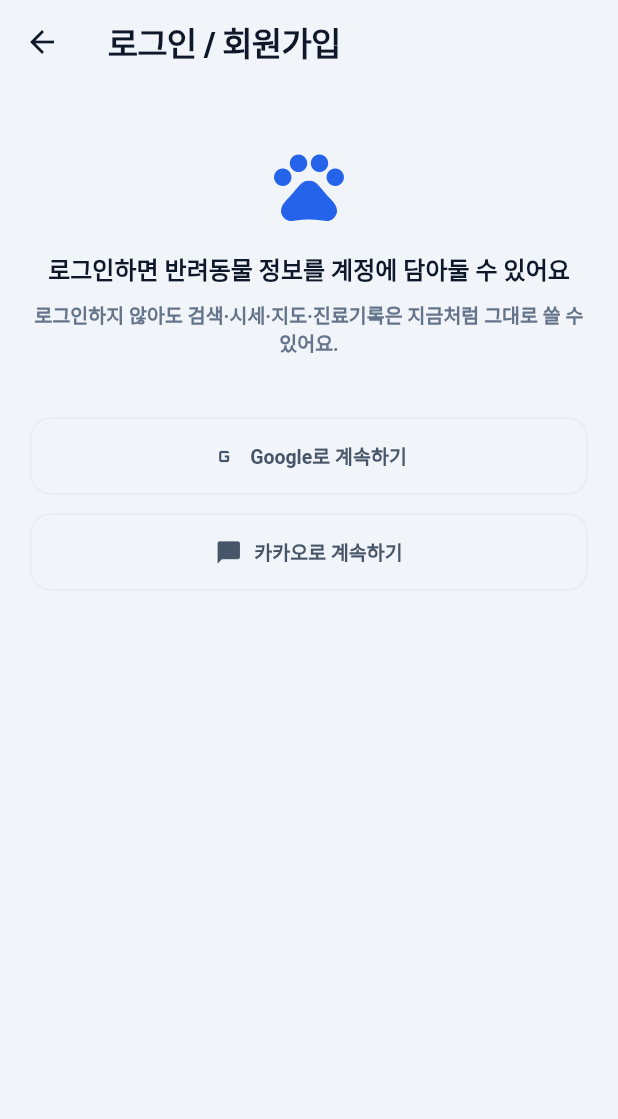
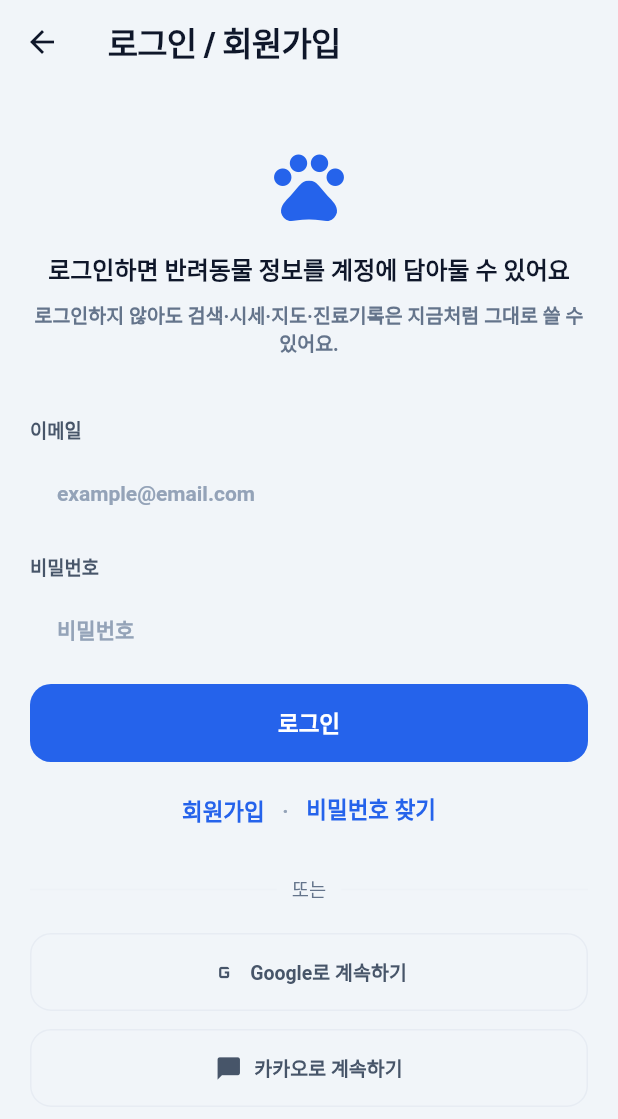
Before and after one commit to feelio1/godho, a Flutter app: the LoginScreen screen opened directly, on a phone screen of 412 x 824 dp. Shown: the top 1119 px of the screen. Run offline on Flutter 3.47's test engine with Material 3 defaults, Android fonts, the phone set to English and light mode, and no system bars; our stand-ins replace cloud_firestore, firebase_auth, firebase_core, firebase_storage, flutter_local_notifications, flutter_riverpod and 9 more; missing offline and left inert: kakao_flutter_sdk_common, kakao_flutter_sdk_user, kakao_map_sdk; accounts and stored records are empty; Roboto replaces fonts that are missing (Gothic A1).

Commit message:
자체(이메일) 회원가입 + 로그인 + 비밀번호 재설정 추가
기존 구글/카카오/애플 소셜 로그인 옆에 이메일/비밀번호 자체 가입을
추가했다. 이메일 인증은 넣지 않고 가입 즉시 로그인 상태로 이어지며,
성별·연령대(필수) → 반려동물 등록(필수) 가입 플로우는 소셜 가입과
완전히 공유한다.

- AuthRepository에 signUpWithEmail/signInWithEmail/updateDisplayName/
  sendPasswordResetEmail 추가
- LoginType에 "email" 추가(providerId "password" → email로 매핑)
- 성별·연령대 입력 화면(SignupAgeGenderScreen)을 모든 신규 가입(소셜
  포함) 공통으로 필수화 — "건너뛰기" 제거, 통계 동의만 선택 유지.
  기존 사용자 소급 강제는 없음(로그인 경로는 이 화면을 거치지 않음)
- 로그인 화면에 이메일/비밀번호 입력 + "회원가입"/"비밀번호 찾기"
  진입점 추가
- SignupEmailScreen(가입 1단계), PasswordResetScreen(비밀번호 재설정)
  신규 화면 추가
- FirebaseAuth 에러 코드 → 한국어 안내 매핑(authErrorMessage) 추가,
  크래시 없이 항상 문자열로 수렴

Co-Authored-By: Claude Sonnet 5 <noreply@anthropic.com>
Claude-Session: https://claude.ai/code/session_017CJKa53pizpM2BPi36Jf6i

```diff
--- a/lib/data/auth_repository.dart
+++ b/lib/data/auth_repository.dart
@@ -113,6 +113,31 @@ class AuthRepository {
 
   bool get isAppleSignInSupported => Platform.isIOS;
 
+  /// 자체(이메일/비밀번호) 회원가입 — 이메일 인증 없이 가입 즉시 로그인
+  /// 상태가 된다("자체 회원가입·로그인·비밀번호 재설정" 지시서 1-1).
+  /// 에러(이미 가입된 이메일, 약한 비밀번호 등)는 [FirebaseAuthException]
+  /// 그대로 던져 호출부가 한국어 메시지로 바꿔 보여준다.
+  Future<UserCredential> signUpWithEmail(String email, String password) async {
+    return _auth.createUserWithEmailAndPassword(email: email, password: password);
+  }
+
+  /// 자체(이메일/비밀번호) 로그인.
+  Future<UserCredential> signInWithEmail(String email, String password) async {
+    return _auth.signInWithEmailAndPassword(email: email, password: password);
+  }
+
+  /// 가입 직후 입력한 이름(닉네임)을 `displayName`으로 설정한다 — 홈의
+  /// "○○님" 표시에 그대로 쓰인다(지시서 1-1).
+  Future<void> updateDisplayName(String name) async {
+    await _auth.currentUser?.updateDisplayName(name);
+  }
+
+  /// 비밀번호 재설정 메일 발송 — 메일 템플릿은 Firebase 콘솔 기본값을
+  /// 그대로 쓴다(지시서 2).
+  Future<void> sendPasswordResetEmail(String email) async {
+    await _auth.sendPasswordResetEmail(email: email);
+  }
+
   Future<void> signOut() async {
     await _auth.signOut();
     try {
--- a/lib/models/app_user.dart
+++ b/lib/models/app_user.dart
@@ -1,11 +1,12 @@
 import 'package:cloud_firestore/cloud_firestore.dart';
 
-/// 소셜 로그인에 실제로 쓰인 제공자 — 어떤 값으로 로그인했는지는 계정
-/// 복구·문의 대응에 필요해 저장해 둔다.
+/// 실제로 쓰인 로그인 수단(소셜 3종 + 자체 이메일/비밀번호) — 어떤
+/// 값으로 로그인했는지는 계정 복구·문의 대응에 필요해 저장해 둔다.
 enum LoginType {
   google,
   kakao,
-  apple;
+  apple,
+  email;
 
   static LoginType fromFirestore(String? value) => LoginType.values.firstWhere(
         (e) => e.name == value,
@@ -13,8 +14,10 @@ enum LoginType {
       );
 }
 
-/// 가입 플로우에서 선택 입력하는 나이대. 과장·유도 없이 "또래 반려인
+/// 가입 플로우(신규 가입 전부 필수 — "자체 회원가입·로그인·비밀번호
+/// 재설정" 지시서 3)에서 입력받는 나이대. 과장·유도 없이 "또래 반려인
 /// 기준" 문구에만 쓰이는 순수 통계용 구간이다(펫클 2단계 지시서 3-1).
+/// 이미 가입된 기존 사용자는 이 값이 비어 있을 수 있다(소급 강제 안 함).
 enum AgeGroup {
   teens('10대'),
   twenties('20대'),
@@ -35,8 +38,10 @@ enum AgeGroup {
   }
 }
 
-/// 가입 플로우에서 선택 입력하는 성별 — "선택 안 함"을 동등한 선택지로
-/// 둔다(입력 강요 금지).
+/// 가입 플로우에서 입력받는 성별. 신규 가입 화면([SignupAgeGenderScreen])
+/// 은 남/여 중 하나를 필수로 고르게 하지만("자체 회원가입·로그인·
+/// 비밀번호 재설정" 지시서 3), 모델 자체는 과거 데이터와의 호환을 위해
+/// `unspecified`도 유효한 값으로 남겨 둔다.
 enum Gender {
   male('남'),
   female('여'),
--- a/lib/screens/login_screen.dart
+++ b/lib/screens/login_screen.dart
@@ -8,7 +8,10 @@ import '../data/auth_repository.dart';
 import '../providers/auth_provider.dart';
 import '../theme/app_colors.dart';
 import '../theme/app_dimens.dart';
+import '../utils/auth_error_message.dart';
+import 'password_reset_screen.dart';
 import 'signup_age_gender_screen.dart';
+import 'signup_email_screen.dart';
 
 /// 로그인/회원가입 진입 화면(펫클 2단계 지시서 1, 4) — 홈 메뉴에서 진입.
 /// 게이팅이 아니라 "테스트 가능한 진입점"이라, 로그인하지 않고 뒤로
@@ -26,10 +29,52 @@ class LoginScreen extends ConsumerStatefulWidget {
   ConsumerState<LoginScreen> createState() => _LoginScreenState();
 }
 
-enum _Provider { google, kakao, apple }
+enum _Provider { google, kakao, apple, email }
 
 class _LoginScreenState extends ConsumerState<LoginScreen> {
   _Provider? _loading;
+  final _emailController = TextEditingController();
+  final _passwordController = TextEditingController();
+
+  @override
+  void dispose() {
+    _emailController.dispose();
+    _passwordController.dispose();
+    super.dispose();
+  }
+
+  Future<void> _handleEmailLogin() async {
+    final email = _emailController.text.trim();
+    final password = _passwordController.text;
+    if (email.isEmpty || password.isEmpty) {
+      _showError('이메일과 비밀번호를 입력해주세요');
+      return;
+    }
+    setState(() => _loading = _Provider.email);
+    try {
+      final repo = ref.read(authRepositoryProvider);
+      final credential = await repo.signInWithEmail(email, password);
+      await _afterSignedIn(credential.user);
+    } on FirebaseAuthException catch (e) {
+      _showError(authErrorMessage(e));
+    } catch (e) {
+      _showError('잠시 후 다시 시도해주세요');
+    } finally {
+      if (mounted) setState(() => _loading = null);
+    }
+  }
+
+  void _openSignupEmail() {
+    Navigator.of(context).push(
+      MaterialPageRoute(builder: (_) => const SignupEmailScreen()),
+    );
+  }
+
+  void _openPasswordReset() {
+    Navigator.of(context).push(
+      MaterialPageRoute(builder: (_) => const PasswordResetScreen()),
+    );
+  }
 
   Future<void> _handleGoogle() async {
     setState(() => _loading = _Provider.google);
@@ -115,7 +160,7 @@ class _LoginScreenState extends ConsumerState<LoginScreen> {
     return Scaffold(
       appBar: AppBar(title: const Text('로그인 / 회원가입')),
       body: SafeArea(
-        child: Padding(
+        child: SingleChildScrollView(
           padding: const EdgeInsets.all(AppSpacing.page),
           child: Column(
             crossAxisAlignment: CrossAxisAlignment.stretch,
@@ -135,6 +180,67 @@ class _LoginScreenState extends ConsumerState<LoginScreen> {
                 style: TextStyle(fontSize: 13, color: AppColors.textSecondary),
               ),
               const SizedBox(height: AppSpacing.section * 2),
+              const Text('이메일', style: TextStyle(fontSize: 12.5, fontWeight: FontWeight.w800, color: AppColors.textLabel)),
+              const SizedBox(height: 8),
+              TextField(
+                controller: _emailController,
+                keyboardType: TextInputType.emailAddress,
+                textInputAction: TextInputAction.next,
+                enabled: _loading == null,
+                decoration: const InputDecoration(hintText: 'example@email.com'),
+              ),
+              const SizedBox(height: AppSpacing.formField),
+              const Text('비밀번호', style: TextStyle(fontSize: 12.5, fontWeight: FontWeight.w800, color: AppColors.textLabel)),
+              const SizedBox(height: 8),
+              TextField(
+                controller: _passwordController,
+                obscureText: true,
+                textInputAction: TextInputAction.done,
+                enabled: _loading == null,
+                onSubmitted: (_) => _handleEmailLogin(),
+                decoration: const InputDecoration(hintText: '비밀번호'),
+              ),
+              const SizedBox(height: 12),
+              SizedBox(
+                height: 52,
+                child: FilledButton(
+                  onPressed: _loading == null ? _handleEmailLogin : null,
+                  child: _loading == _Provider.email
+                      ? const SizedBox(
+                          width: 20,
+                          height: 20,
+                          child: CircularProgressIndicator(strokeWidth: 2, color: Colors.white),
+                        )
+                      : const Text('로그인'),
+                ),
+              ),
+              const SizedBox(height: 8),
+              Row(
+                mainAxisAlignment: MainAxisAlignment.center,
+                children: [
+                  TextButton(
+                    onPressed: _loading == null ? _openSignupEmail : null,
+                    child: const Text('회원가입'),
+                  ),
+                  const Text('·', style: TextStyle(color: AppColors.textPlaceholder)),
+                  TextButton(
+                    onPressed: _loading == null ? _openPasswordReset : null,
+                    child: const Text('비밀번호 찾기'),
+                  ),
+                ],
+              ),
+              const SizedBox(height: AppSpacing.section),
+              Row(
+                children: [
+                  const Expanded(child: Divider()),
+                  Padding(
+                    padding: const EdgeInsets.symmetric(horizontal: 10),
+                    child: Text('또는', style: Theme.of(context).textTheme.bodySmall?.copyWith(color: AppColors.textSecondary)),
+                  ),
+                  const Expanded(child: Divider()),
+                ],
+              ),
+              const SizedBox(height: AppSpacing.section),
               _ProviderButton(
                 label: 'Google로 계속하기',
                 icon: Icons.g_mobiledata,
--- a/lib/screens/signup_pet_screen.dart
+++ b/lib/screens/signup_pet_screen.dart
@@ -44,6 +44,8 @@ class _SignupPetScreenState extends ConsumerState<SignupPetScreen> {
     switch (providerId) {
       case 'apple.com':
         return LoginType.apple;
+      case 'password':
+        return LoginType.email;
       case 'google.com':
       default:
         return LoginType.google;
--- /dev/null
+++ b/lib/utils/auth_error_message.dart
@@ -0,0 +1,30 @@
+import 'package:firebase_auth/firebase_auth.dart';
+
+/// FirebaseAuth 에러 코드 → 한국어 안내 문구("자체 회원가입·로그인·
+/// 비밀번호 재설정" 지시서 4). 어떤 코드든 반드시 문자열을 돌려줘
+/// 크래시로 이어지지 않는다 — 모르는 코드/네트워크 오류는 담백한
+/// 일반 안내로 수렴한다(시스템 오류만 빨강, 입력 안내는 중립 — 이
+/// 함수는 문구만 돌려주고 색은 호출부가 정한다).
+String authErrorMessage(FirebaseAuthException e) {
+  switch (e.code) {
+    case 'email-already-in-use':
+      return '이미 가입된 이메일이에요';
+    case 'invalid-email':
+      return '이메일 형식을 확인해주세요';
+    case 'weak-password':
+      return '비밀번호는 6자 이상이어야 해요';
+    case 'wrong-password':
+    case 'invalid-credential':
+      return '이메일 또는 비밀번호가 올바르지 않아요';
+    case 'user-not-found':
+      return '가입되지 않은 이메일이에요';
+    case 'user-disabled':
+      return '사용이 제한된 계정이에요';
+    case 'too-many-requests':
+      return '시도가 너무 많았어요. 잠시 후 다시 시도해주세요';
+    case 'network-request-failed':
+      return '네트워크 연결을 확인해주세요';
+    default:
+      return '잠시 후 다시 시도해주세요';
+  }
+}
```
Also changed, not shown: lib/screens/password_reset_screen.dart (added, +105 -0 lines), lib/screens/signup_age_gender_screen.dart (+22 -26 lines), lib/screens/signup_email_screen.dart (added, +153 -0 lines), 5 other files.
